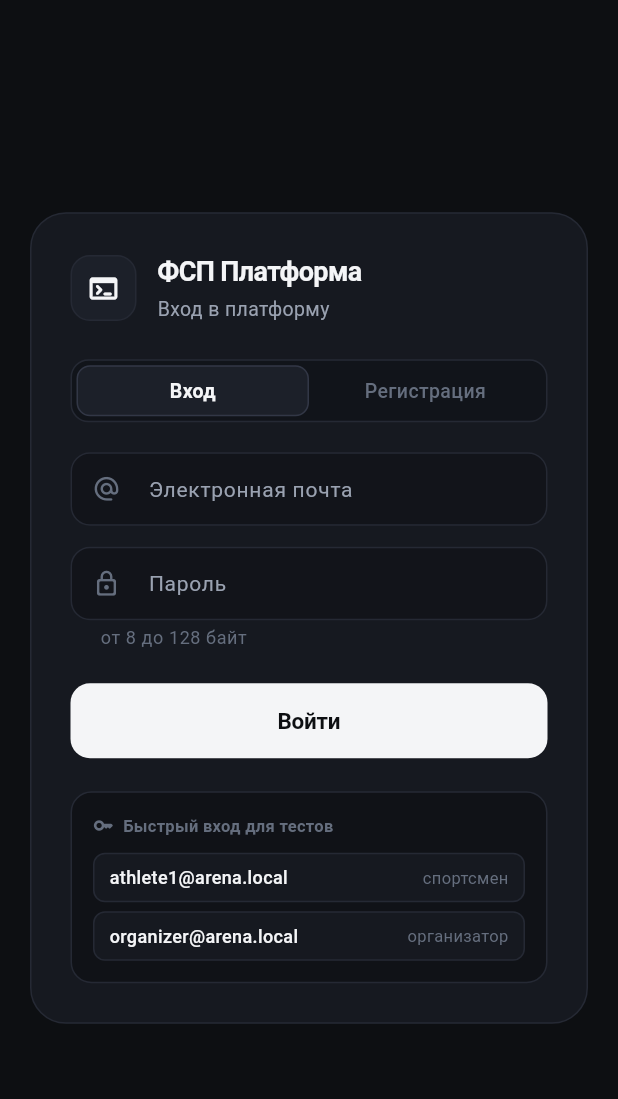
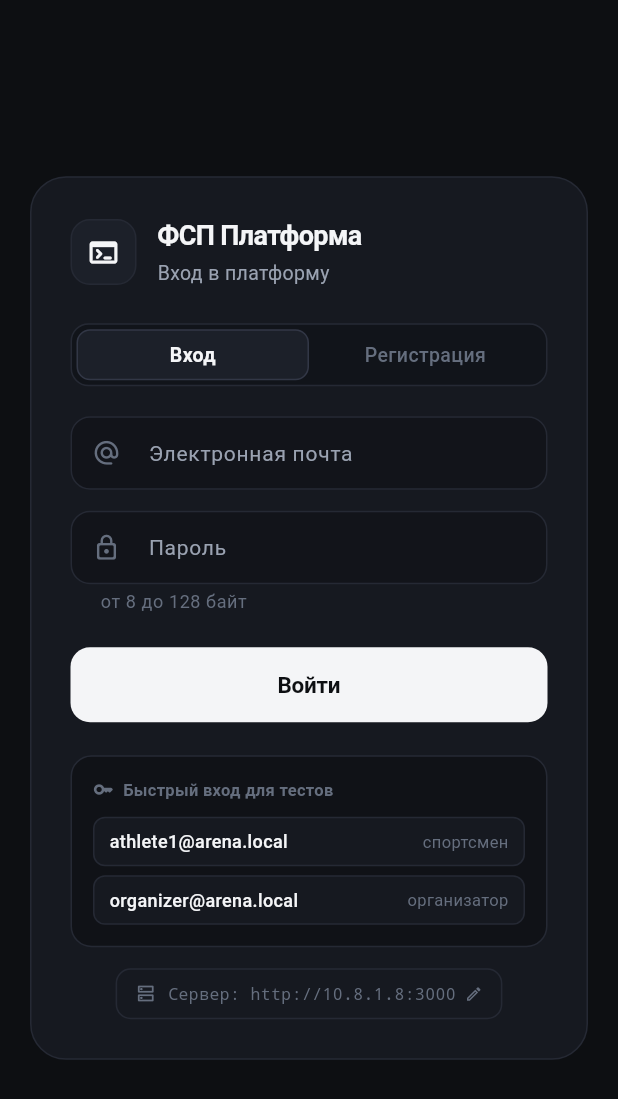
Before and after one commit to 0himera/fsp-platform, a Flutter app: the screen it shows after launch, on a phone screen of 412 x 824 dp. Shown: the top 1099 px of the screen. Run offline on Flutter 3.47's test engine with Material 3 defaults, Android fonts, the phone set to English and light mode, and no system bars; network calls fail.

Commit message:
add server url switcher on login page

````diff
--- a/DART/lib/pages/auth/login_page.dart
+++ b/DART/lib/pages/auth/login_page.dart
@@ -4,6 +4,7 @@ import 'package:flutter/material.dart';
 import 'package:provider/provider.dart';
 
 import '../../features/auth/auth.dart';
+import '../../shared/api/api.dart';
 import '../../shared/ui/ui.dart';
 import '../../shared/utils/utils.dart';
 
@@ -63,6 +64,64 @@ class _LoginPageState extends State<LoginPage> {
         ),
       );
     }
+  }
+
+  void _showServerDialog() {
+    final controller = TextEditingController(text: ApiConfig.currentBaseUrl);
+    showDialog<void>(
+      context: context,
+      builder: (dialogContext) => AlertDialog(
+        backgroundColor: AppTheme.surface,
+        title: const Text('Адрес сервера', style: TextStyle(color: AppTheme.textPrimary, fontSize: 16)),
+        content: Column(
+          mainAxisSize: MainAxisSize.min,
+          crossAxisAlignment: CrossAxisAlignment.stretch,
+          children: [
+            TextField(
+              controller: controller,
+              style: const TextStyle(color: AppTheme.textPrimary, fontSize: 13),
+              decoration: const InputDecoration(
+                labelText: 'URL API',
+                hintText: 'http://10.8.1.8:3000',
+              ),
+            ),
+            const SizedBox(height: 12),
+            Wrap(
+              spacing: 6,
+              runSpacing: 6,
+              children: [
+                ActionChip(
+                  label: const Text('VPN: 10.8.1.8:3000', style: TextStyle(fontSize: 11)),
+                  onPressed: () => controller.text = 'http://10.8.1.8:3000',
+                ),
+                ActionChip(
+                  label: const Text('Wi-Fi: 192.168.1.44:3000', style: TextStyle(fontSize: 11)),
+                  onPressed: () => controller.text = 'http://192.168.1.44:3000',
+                ),
+              ],
+            ),
+          ],
+        ),
+        actions: [
+          TextButton(
+            onPressed: () => Navigator.of(dialogContext).pop(),
+            child: const Text('Отмена'),
+          ),
+          FilledButton(
+            onPressed: () {
+              final newUrl = controller.text.trim();
+              if (newUrl.isNotEmpty) {
+                setState(() {
+                  ApiConfig.setBaseUrl(newUrl);
+                });
+              }
+              Navigator.of(dialogContext).pop();
+            },
+            child: const Text('Сохранить'),
+          ),
+        ],
+      ),
+    );
   }
 
   void _fillDemo(String email, String password) {
@@ -358,6 +417,34 @@ class _LoginPageState extends State<LoginPage> {
                           ],
                         ),
                       ),
+                      const SizedBox(height: 14),
+                      Center(
+                        child: InkWell(
+                          onTap: _showServerDialog,
+                          borderRadius: BorderRadius.circular(10),
+                          child: Container(
+                            padding: const EdgeInsets.symmetric(horizontal: 12, vertical: 8),
+                            decoration: BoxDecoration(
+                              color: Colors.transparent,
+                              borderRadius: BorderRadius.circular(10),
+                              border: Border.all(color: AppTheme.border),
+                            ),
+                            child: Row(
+                              mainAxisSize: MainAxisSize.min,
+                              children: [
+                                const Icon(Icons.dns_outlined, size: 14, color: AppTheme.textTertiary),
+                                const SizedBox(width: 8),
+                                Text(
+                                  'Сервер: ${ApiConfig.currentBaseUrl}',
+                                  style: const TextStyle(fontSize: 11, color: AppTheme.textTertiary, fontFamily: 'monospace'),
+                                ),
+                                const SizedBox(width: 6),
+                                const Icon(Icons.edit_outlined, size: 12, color: AppTheme.textTertiary),
+                              ],
+                            ),
+                          ),
+                        ),
+                      ),
                     ],
                   ),
                 ),
--- a/DART/lib/shared/api/api_config.dart
+++ b/DART/lib/shared/api/api_config.dart
@@ -1,43 +1,27 @@
-/// Адрес Федерации.
-///
-/// Слой `shared`: про транспорт (HTTP, сессия, таймауты) не должен знать никто,
-/// кроме этого слоя и сервисов. Контроллеры и UI работают с абстрактными
-/// сервисами и не подозревают, откуда прилетел JSON.
 library;
 
-/// Куда стучится клиент.
-///
-/// ЗНАЧЕНИЕ ПО УМОЛЧАНИЮ — `http://127.0.0.1:8080`: так поднят локальный
-/// бэкенд из `test-server/fsp-platform` (Go + PostgreSQL).
-///
-/// ВАЖНО ПРО `localhost`: сервер бэкенда слушает IPv4 (`:8080`), а на некоторых
-/// машинах `localhost` резолвится в `::1` (IPv6) — запрос «не доходит» и выглядит
-/// как падение сети. Поэтому в конфиге зашит именно IP, а не имя хоста.
-///
-/// Как переопределить без правки кода (приложение пересобирается, не перезапускается):
-/// ```
-/// flutter run --dart-define=API_BASE_URL=http://192.168.0.10:8080
-/// ```
-/// Шпаргалка по адресам для разных платформ:
-///  • Linux/macOS/Windows (десктоп)  -> http://127.0.0.1:8080
-///  • Android-эмулятор               -> http://10.0.2.2:8080 (хост-машина)
-///  • физический телефон             -> `http://<IP компьютера>:8080`
 class ApiConfig {
   const ApiConfig({
-    this.baseUrl = defaultBaseUrl,
+    String? baseUrl,
     this.timeout = const Duration(seconds: 15),
-  });
+  }) : instanceBaseUrl = baseUrl;
 
-  /// Значение из `--dart-define`, либо локальный бэкенд.
   static const String defaultBaseUrl = String.fromEnvironment(
     'API_BASE_URL',
     defaultValue: 'http://10.8.1.8:3000',
   );
 
-  /// Базовый адрес БЕЗ завершающего слэша.
-  final String baseUrl;
+  static String? customBaseUrl;
 
-  /// Сколько ждём ответ. Держим соединение на коротком поводке: без таймаута
-  /// «сервер уснул» превращается в вечно крутящийся индикатор в UI.
+  static String get currentBaseUrl => customBaseUrl ?? defaultBaseUrl;
+
+  static void setBaseUrl(String url) {
+    customBaseUrl = url.trim().replaceAll(RegExp(r'/+$'), '');
+  }
+
+  final String? instanceBaseUrl;
+
+  String get baseUrl => instanceBaseUrl ?? currentBaseUrl;
+
   final Duration timeout;
 }
````
